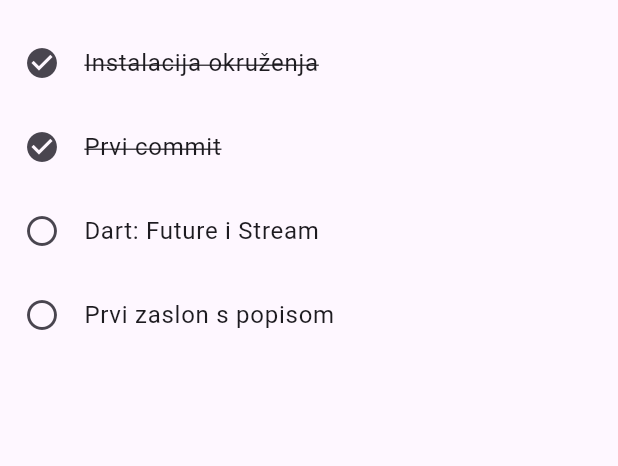
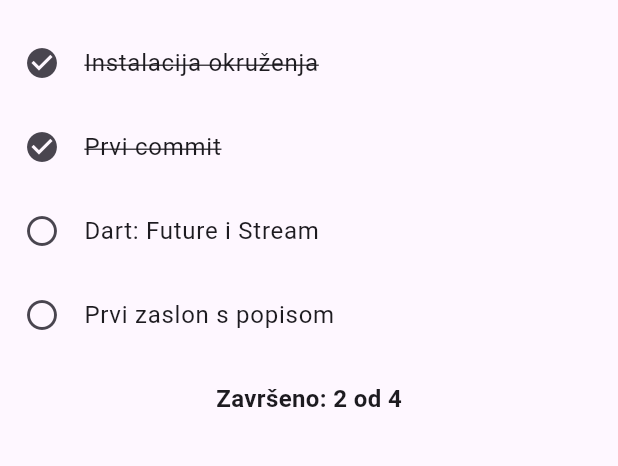
Before and after one commit to DraganArapovic/NRAMU, a Flutter app: the screen it shows after launch, on a phone screen of 412 x 824 dp, the part 63-529 px from its top. Run offline on Flutter 3.47's test engine with Material 3 defaults, Android fonts, the phone set to English and light mode, and no system bars.

Commit message:
Final push

```diff
--- a/prva_aplikacija/zadatci_app/zadatci_app/lib/main.dart
+++ b/prva_aplikacija/zadatci_app/zadatci_app/lib/main.dart
@@ -1,9 +1,13 @@
+
 import 'package:flutter/material.dart';
 import 'repozitorij.dart';
 import 'zadatak.dart';
+
 void main() => runApp(const ZadatciApp());
+
 class ZadatciApp extends StatelessWidget {
  const ZadatciApp({super.key});
+
  @override
  Widget build(BuildContext context) {
  return const MaterialApp(
@@ -13,22 +17,42 @@ class ZadatciApp extends StatelessWidget {
  );
  }
 }
+
 class ZadatciEkran extends StatefulWidget {
  const ZadatciEkran({super.key});
+
  @override
  State<ZadatciEkran> createState() => _ZadatciEkranState();
 }
+
 class _ZadatciEkranState extends State<ZadatciEkran> {
  // Promijenite parametre da isprobate sva stanja:
  // neuspjeha: 1 -> prvi dohvat padne, ponovni pokušaj uspije
  // prazno: true -> poslužitelj vraća prazan popis
+ // prvi dohvat pada, ponovni pokušaj uspijeva
  final _repo = ZadatakRepozitorij(neuspjeha: 0, prazno: false);
+
  late Future<List<Zadatak>> _buduci = _repo.dohvati();
+
  void _ponovi() {
  setState(() {
  _buduci = _repo.dohvati();
  });
  }
+
+ // Dodatno: ponovno dohvaćanje povlačenjem prema dolje
+ Future<void> _osvjezi() async {
+ setState(() {
+ _buduci = _repo.dohvati();
+ });
+
+ try {
+ await _buduci;
+ } catch (_) {
+ // Pogreška će se prikazati kroz FutureBuilder.
+ }
+ }
+
  @override
  Widget build(BuildContext context) {
  return Scaffold(
@@ -39,6 +63,7 @@ class _ZadatciEkranState extends State<ZadatciEkran> {
  if (snap.connectionState != ConnectionState.done) {
  return const Center(child: CircularProgressIndicator());
  }
+
  if (snap.hasError) {
  return Center(
  child: Column(
@@ -46,7 +71,14 @@ class _ZadatciEkranState extends State<ZadatciEkran> {
  children: [
  const Icon(Icons.error_outline, size: 48, color: Colors.red),
  const SizedBox(height: 8),
- Text('${snap.error}'),
+
+ // 1. Razumljiva poruka umjesto tehničke pogreške
+ const Text(
+ 'Došlo je do pogreške pri dohvaćanju zadataka. '
+ 'Provjerite vezu i pokušajte ponovno.',
+ textAlign: TextAlign.center,
+ ),
+
  const SizedBox(height: 8),
  FilledButton(
  onPressed: _ponovi,
@@ -56,26 +88,63 @@ class _ZadatciEkranState extends State<ZadatciEkran> {
  ),
  );
  }
+
  final zadaci = snap.data!;
+
  if (zadaci.isEmpty) {
- return const Center(child: Text('Nema zadataka'));
+ return RefreshIndicator(
+ onRefresh: _osvjezi,
+ child: ListView(
+ physics: const AlwaysScrollableScrollPhysics(),
+ children: const [
+ SizedBox(height: 250),
+ Center(child: Text('Nema zadataka')),
+ ],
+ ),
+ );
  }
- return ListView.builder(
- itemCount: zadaci.length,
- itemBuilder: (context, i) {
- final z = zadaci[i];
+
+ // 2. Brojanje završenih zadataka
+ final zavrseni = zadaci.where((z) => z.zavrsen).length;
+
+ // 3. RefreshIndicator i tekst ispod popisa
+ return RefreshIndicator(
+ onRefresh: _osvjezi,
+ child: ListView(
+ physics: const AlwaysScrollableScrollPhysics(),
+ children: [
+ ...zadaci.map((z) {
  return ListTile(
  leading: Icon(
- z.zavrsen ? Icons.check_circle : Icons.radio_button_unchecked,
+ z.zavrsen
+ ? Icons.check_circle
+ : Icons.radio_button_unchecked,
  ),
  title: Text(
  z.naslov,
  style: TextStyle(
- decoration: z.zavrsen ? TextDecoration.lineThrough : null,
+ decoration: z.zavrsen
+ ? TextDecoration.lineThrough
+ : null,
  ),
  ),
  );
- },
+ }),
+
+ Padding(
+ padding: const EdgeInsets.all(16),
+ child: Center(
+ child: Text(
+ 'Završeno: $zavrseni od ${zadaci.length}',
+ style: const TextStyle(
+ fontSize: 16,
+ fontWeight: FontWeight.bold,
+ ),
+ ),
+ ),
+ ),
+ ],
+ ),
  );
  },
  ),
```
Also changed, not shown: 2 other files.
